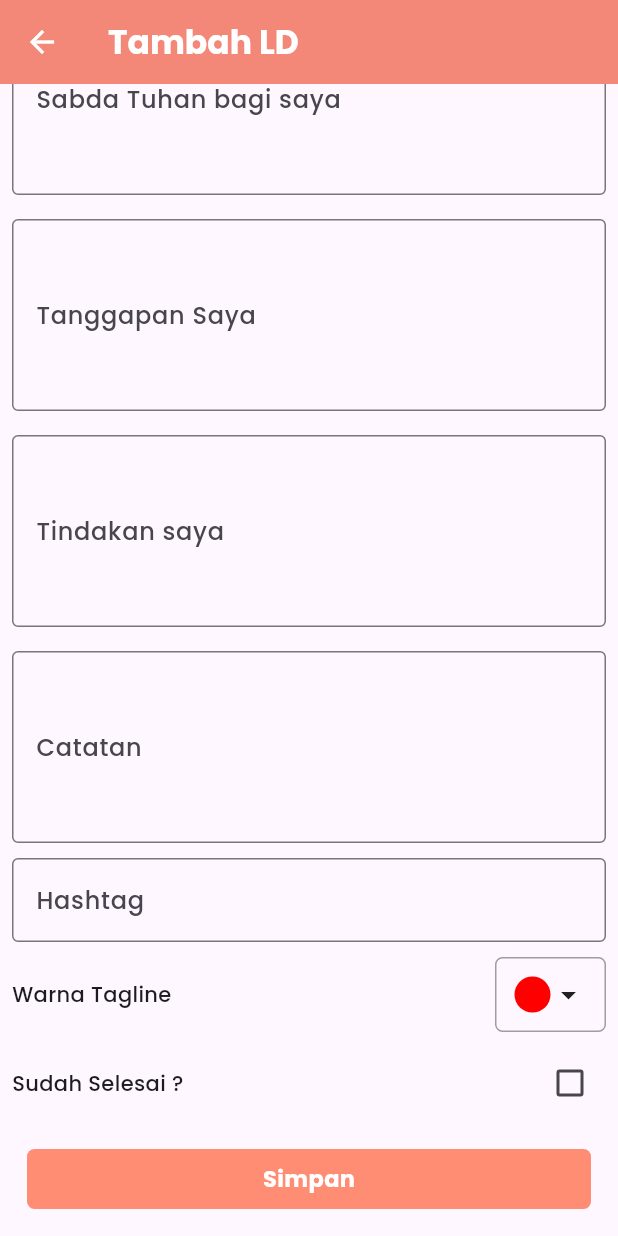
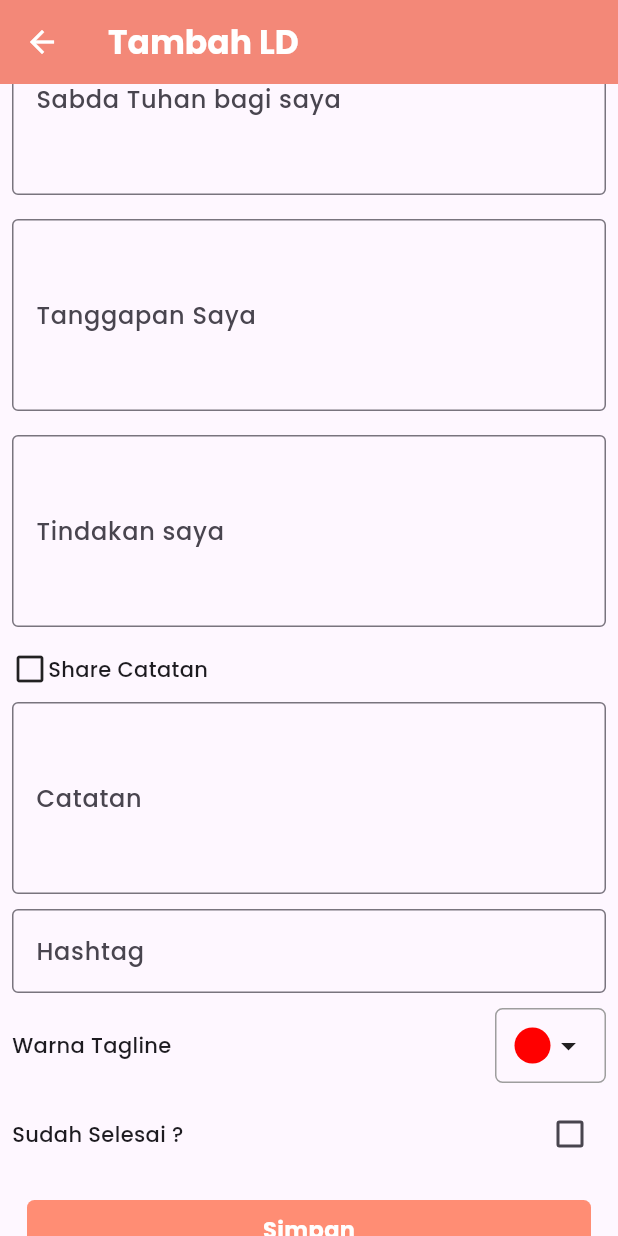
Before and after one commit to Cekepek/lectio_divina, a Flutter app: the TambahLd screen opened directly, scrolled down 408 dp, on a phone screen of 412 x 824 dp. Run offline on Flutter 3.47's test engine with Material 3 defaults, Android fonts, the phone set to English and light mode, and no system bars; our stand-ins replace file_picker, flutter_colorpicker, fluttertoast, lottie, scroll_to_index, scrollable_positioned_list and 3 more; missing offline and left inert: flame_audio; accounts and stored records are empty.

Commit message:
shareable dll

```diff
--- a/lib/class/ld.dart
+++ b/lib/class/ld.dart
@@ -12,6 +12,7 @@ class LD {
   String catatan = "";
   String hashtag = "";
   String warna = "";
+  bool shareable = false;
   bool selesai = false;
 
   LD({
@@ -26,6 +27,7 @@ class LD {
     required this.catatan,
     required this.hashtag,
     required this.warna,
+    required this.shareable,
     required this.selesai,
   });
 
@@ -42,6 +44,7 @@ class LD {
         catatan: jsonData['catatan'],
         hashtag: jsonData['hashtag'],
         warna: jsonData['warna'],
+        shareable: jsonData['shareable'],
         selesai: jsonData['selesai']);
   }
 
@@ -57,6 +60,7 @@ class LD {
         'catatan': ld.catatan,
         'hashtag': ld.hashtag,
         'warna': ld.warna,
+        'shareable': ld.shareable,
         'selesai': ld.selesai
       };
 
--- a/lib/screen/detailLd.dart
+++ b/lib/screen/detailLd.dart
@@ -31,6 +31,7 @@ class _DetailLdState extends State<DetailLd> {
       catatan: "",
       hashtag: "",
       warna: "",
+      shareable: false,
       selesai: false);
 
   void _getLdDetail() {
--- a/lib/screen/editLd.dart
+++ b/lib/screen/editLd.dart
@@ -33,6 +33,7 @@ class _EditLdState extends State<EditLd> with SingleTickerProviderStateMixin {
       catatan: "",
       hashtag: "",
       warna: "",
+      shareable: false,
       selesai: false);
   late DateTime tanggalLd;
   final TextEditingController judul = TextEditingController();
--- a/lib/screen/tambahLd.dart
+++ b/lib/screen/tambahLd.dart
@@ -38,6 +38,7 @@ class _TambahLdState extends State<TambahLd>
   late String hashtag;
   late String warna;
   bool selesai = false;
+  bool shareable = false;
   late String headerSabda;
   late String tempSabda;
   bool simpanClicked = false;
@@ -155,6 +156,7 @@ class _TambahLdState extends State<TambahLd>
             catatan: catatan,
             hashtag: hashtag,
             warna: warna,
+            shareable: shareable,
             selesai: selesai);
         TambahLd(ldBaru);
         globals.ayatDipilih.clear();
@@ -541,6 +543,24 @@ class _TambahLdState extends State<TambahLd>
                 runSpacing: 10,
                 spacing: 10,
                 children: [
+                  Row(
+                    children: [
+                      GestureDetector(
+                        onTap: () {
+                          setState(() {
+                            shareable ? shareable = false : shareable = true;
+                          });
+                        },
+                        child: Icon(
+                          shareable
+                              ? Icons.check_box
+                              : Icons.check_box_outline_blank,
+                          size: 24.0,
+                        ),
+                      ),
+                      Text("Share Catatan"),
+                    ],
+                  ),
                   TextField(
                     onChanged: (value) {
                       catatan = value;
--- a/pubspec.yaml
+++ b/pubspec.yaml
@@ -73,6 +73,7 @@ flutter:
   assets:
     - assets/images/Logo.png
     - assets/images/User.jpg
+    - assets/images/blank.jpeg
     - assets/json/ayt.json
     - assets/animations/
     - assets/audio/
```
Also changed, not shown: lib/class/user.dart (+8 -0 lines), lib/main.dart (+10 -4 lines), lib/screen/LDKalender.dart (+16 -11 lines), lib/screen/login.dart (+9 -6 lines), lib/screen/register.dart (+12 -0 lines), assets/images/blank.jpeg (added).
